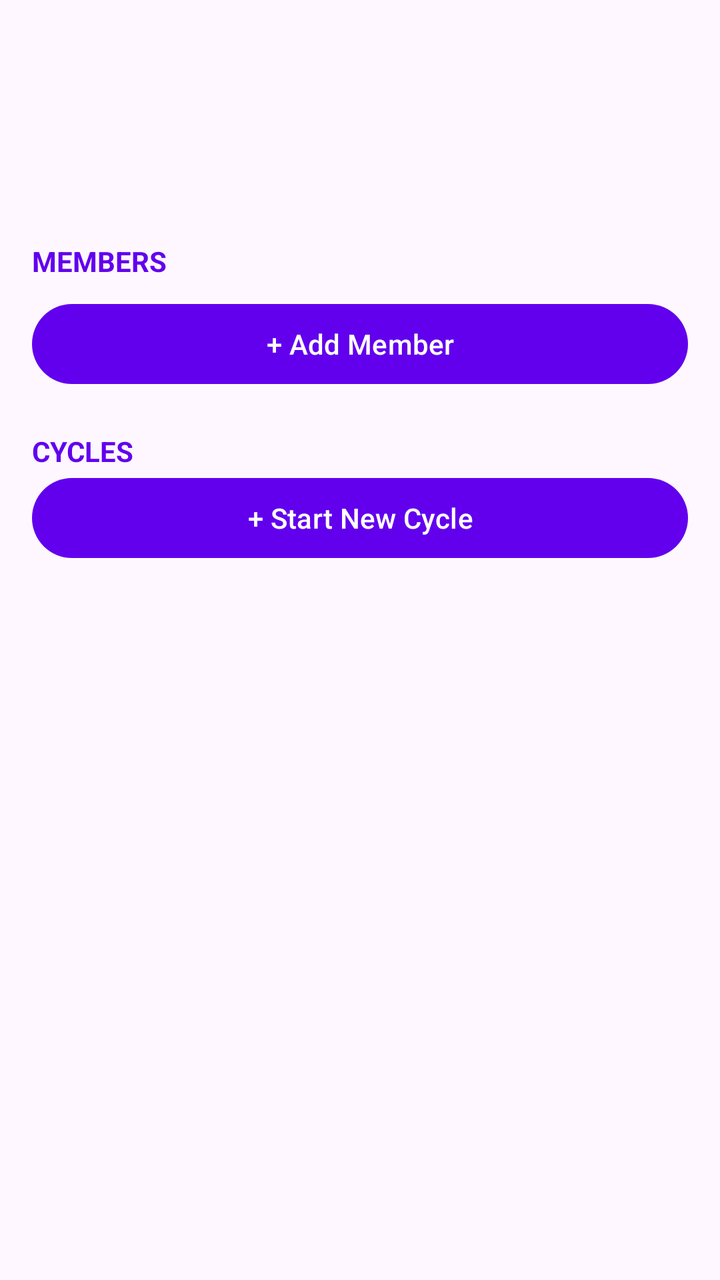
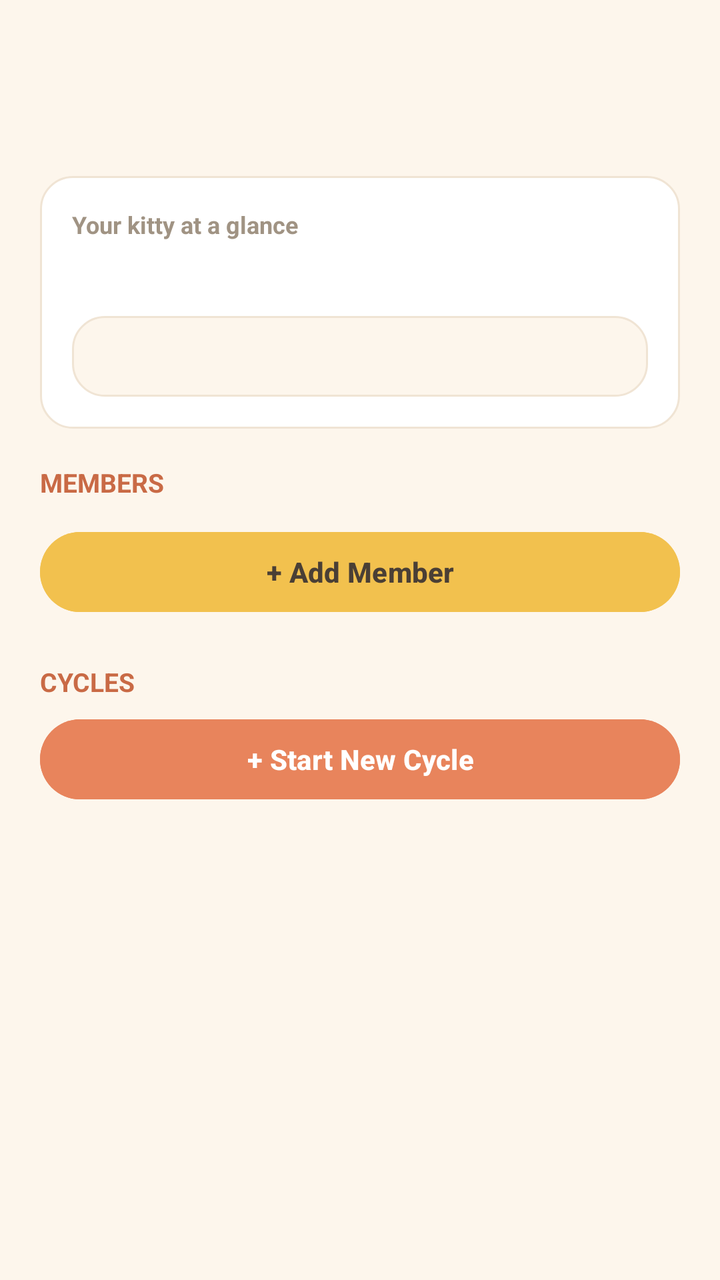

An Android layout rendered at two revisions. The XML below is the earlier revision; the diff shows what the commit changed to produce the second picture.
<!-- AndroidManifest.xml: application theme Theme.KittyMoney -->
<!-- res/layout/activity_kitty_detail.xml -->
<?xml version="1.0" encoding="utf-8"?>
<ScrollView xmlns:android="http://schemas.android.com/apk/res/android"
    android:layout_width="match_parent"
    android:layout_height="match_parent">

    <LinearLayout
        android:layout_width="match_parent"
        android:layout_height="wrap_content"
        android:orientation="vertical"
        android:padding="16dp">

        <TextView
            android:id="@+id/tvKittyName"
            android:layout_width="wrap_content"
            android:layout_height="wrap_content"
            android:textSize="26sp"
            android:textStyle="bold" />

        <TextView
            android:id="@+id/tvKittyMeta"
            android:layout_width="wrap_content"
            android:layout_height="wrap_content"
            android:textColor="#666"
            android:layout_marginBottom="12dp" />

        <TextView
            android:id="@+id/tvStats"
            android:layout_width="match_parent"
            android:layout_height="wrap_content"
            android:textColor="#2E7D32"
            android:textSize="14sp"
            android:layout_marginBottom="12dp" />

        <TextView
            android:layout_width="wrap_content"
            android:layout_height="wrap_content"
            android:text="MEMBERS"
            android:textStyle="bold"
            android:textColor="#6200EE"
            android:layout_marginTop="8dp" />

        <LinearLayout
            android:id="@+id/membersContainer"
            android:layout_width="match_parent"
            android:layout_height="wrap_content"
            android:orientation="vertical"
            android:layout_marginBottom="8dp" />

        <Button
            android:id="@+id/btnAddMember"
            android:layout_width="match_parent"
            android:layout_height="wrap_content"
            android:text="+ Add Member" />

        <TextView
            android:layout_width="wrap_content"
            android:layout_height="wrap_content"
            android:text="CYCLES"
            android:textStyle="bold"
            android:textColor="#6200EE"
            android:layout_marginTop="20dp" />

        <Button
            android:id="@+id/btnAddCycle"
            android:layout_width="match_parent"
            android:layout_height="wrap_content"
            android:text="+ Start New Cycle" />

        <LinearLayout
            android:id="@+id/cyclesContainer"
            android:layout_width="match_parent"
            android:layout_height="wrap_content"
            android:orientation="vertical" />

    </LinearLayout>
</ScrollView>
<!-- resources referenced by this layout -->
<resources>
  <style name="Theme.KittyMoney" parent="Theme.Material3.DayNight.NoActionBar">
          <item name="colorPrimary">@color/purple_500</item>
          <item name="colorPrimaryVariant">@color/purple_700</item>
          <item name="colorSecondary">@color/teal_200</item>
      </style>
  <color name="purple_500">#6200EE</color>
  <color name="purple_700">#3700B3</color>
  <color name="teal_200">#03DAC5</color>
</resources>

<!-- the commit's change to res/layout/activity_kitty_detail.xml (unified diff, before → after) -->
@@ -1,18 +1,21 @@
 <?xml version="1.0" encoding="utf-8"?>
 <ScrollView xmlns:android="http://schemas.android.com/apk/res/android"
     android:layout_width="match_parent"
-    android:layout_height="match_parent">
+    android:layout_height="match_parent"
+    android:background="@color/warm_cream"
+    android:fillViewport="true">
 
     <LinearLayout
         android:layout_width="match_parent"
         android:layout_height="wrap_content"
         android:orientation="vertical"
-        android:padding="16dp">
+        android:padding="20dp">
 
         <TextView
             android:id="@+id/tvKittyName"
             android:layout_width="wrap_content"
             android:layout_height="wrap_content"
+            android:textColor="@color/warm_text"
             android:textSize="26sp"
             android:textStyle="bold" />
 
@@ -20,57 +23,95 @@
             android:id="@+id/tvKittyMeta"
             android:layout_width="wrap_content"
             android:layout_height="wrap_content"
-            android:textColor="#666"
-            android:layout_marginBottom="12dp" />
+            android:textColor="@color/warm_subtext"
+            android:layout_marginBottom="14dp" />
 
-        <TextView
-            android:id="@+id/tvStats"
+        <LinearLayout
             android:layout_width="match_parent"
             android:layout_height="wrap_content"
-            android:textColor="#2E7D32"
-            android:textSize="14sp"
-            android:layout_marginBottom="12dp" />
+            android:orientation="vertical"
+            android:background="@drawable/bg_card"
+            android:padding="16dp"
+            android:layout_marginBottom="18dp">
+
+            <TextView
+                android:id="@+id/tvStatsTitle"
+                android:layout_width="wrap_content"
+                android:layout_height="wrap_content"
+                android:text="Your kitty at a glance"
+                android:textColor="@color/warm_subtext"
+                android:textSize="12sp"
+                android:textStyle="bold" />
+
+            <TextView
+                android:id="@+id/tvStats"
+                android:layout_width="match_parent"
+                android:layout_height="wrap_content"
+                android:layout_marginTop="8dp"
+                android:textColor="@color/warm_text"
+                android:textSize="16sp" />
+
+            <TextView
+                android:id="@+id/tvNextPayout"
+                android:layout_width="match_parent"
+                android:layout_height="wrap_content"
+                android:layout_marginTop="8dp"
+                android:padding="10dp"
+                android:background="@drawable/bg_card_soft"
+                android:textColor="@color/warm_text"
+                android:textSize="15sp" />
+
+        </LinearLayout>
 
         <TextView
             android:layout_width="wrap_content"
             android:layout_height="wrap_content"
             android:text="MEMBERS"
             android:textStyle="bold"
-            android:textColor="#6200EE"
-            android:layout_marginTop="8dp" />
+            android:textColor="@color/warm_primary_dark"
+            android:textSize="13sp"
+            android:layout_marginBottom="6dp" />
 
         <LinearLayout
             android:id="@+id/membersContainer"
             android:layout_width="match_parent"
             android:layout_height="wrap_content"
             android:orientation="vertical"
-            android:layout_marginBottom="8dp" />
+            android:layout_marginBottom="6dp" />
 
         <Button
             android:id="@+id/btnAddMember"
             android:layout_width="match_parent"
             android:layout_height="wrap_content"
-            android:text="+ Add Member" />
+            android:backgroundTint="@color/warm_secondary"
+            android:textColor="@color/warm_text"
+            android:text="+ Add Member"
+            android:textStyle="bold" />
 
         <TextView
             android:layout_width="wrap_content"
             android:layout_height="wrap_content"
             android:text="CYCLES"
             android:textStyle="bold"
-            android:textColor="#6200EE"
-            android:layout_marginTop="20dp" />
+            android:textColor="@color/warm_primary_dark"
+            android:textSize="13sp"
+            android:layout_marginTop="22dp"
+            android:layout_marginBottom="6dp" />
 
         <Button
             android:id="@+id/btnAddCycle"
             android:layout_width="match_parent"
             android:layout_height="wrap_content"
-            android:text="+ Start New Cycle" />
+            android:backgroundTint="@color/warm_primary"
+            android:text="+ Start New Cycle"
+            android:textStyle="bold" />
 
         <LinearLayout
             android:id="@+id/cyclesContainer"
             android:layout_width="match_parent"
             android:layout_height="wrap_content"
-            android:orientation="vertical" />
+            android:orientation="vertical"
+            android:layout_marginTop="10dp" />
 
     </LinearLayout>
 </ScrollView>
<!-- resource entries referenced after the edit -->
@@ -1,12 +1,35 @@
 <!-- resources referenced by this layout -->
 <resources>
+  <color name="warm_cream">#FDF6EC</color>
+  <color name="warm_primary">#E8845C</color>
+  <color name="warm_primary_dark">#C96A45</color>
+  <color name="warm_secondary">#F2C14E</color>
+  <color name="warm_subtext">#A09383</color>
+  <color name="warm_text">#4A3F35</color>
+  <!-- drawable bg_card (drawable) -->
+  <?xml version="1.0" encoding="utf-8"?>
+  <shape xmlns:android="http://schemas.android.com/apk/res/android" android:shape="rectangle">
+      <corners android:radius="16dp" />
+      <solid android:color="@color/warm_card" />
+      <stroke android:width="1dp" android:color="@color/warm_border" />
+  </shape>
+  <!-- drawable bg_card_soft (drawable) -->
+  <?xml version="1.0" encoding="utf-8"?>
+  <shape xmlns:android="http://schemas.android.com/apk/res/android" android:shape="rectangle">
+      <corners android:radius="16dp" />
+      <solid android:color="@color/warm_cream" />
+      <stroke android:width="1dp" android:color="@color/warm_border" />
+  </shape>
   <style name="Theme.KittyMoney" parent="Theme.Material3.DayNight.NoActionBar">
-          <item name="colorPrimary">@color/purple_500</item>
-          <item name="colorPrimaryVariant">@color/purple_700</item>
-          <item name="colorSecondary">@color/teal_200</item>
+          <item name="colorPrimary">@color/warm_primary</item>
+          <item name="colorPrimaryVariant">@color/warm_primary_dark</item>
+          <item name="colorSecondary">@color/warm_secondary</item>
+          <item name="android:windowLightStatusBar">true</item>
+          <item name="android:statusBarColor">@color/warm_cream</item>
+          <item name="android:navigationBarColor">@color/warm_cream</item>
+          <item name="android:colorBackground">@color/warm_cream</item>
       </style>
-  <color name="purple_500">#6200EE</color>
-  <color name="purple_700">#3700B3</color>
-  <color name="teal_200">#03DAC5</color>
+  <color name="warm_card">#FFFFFF</color>
+  <color name="warm_border">#F0E4D4</color>
 </resources>
 
